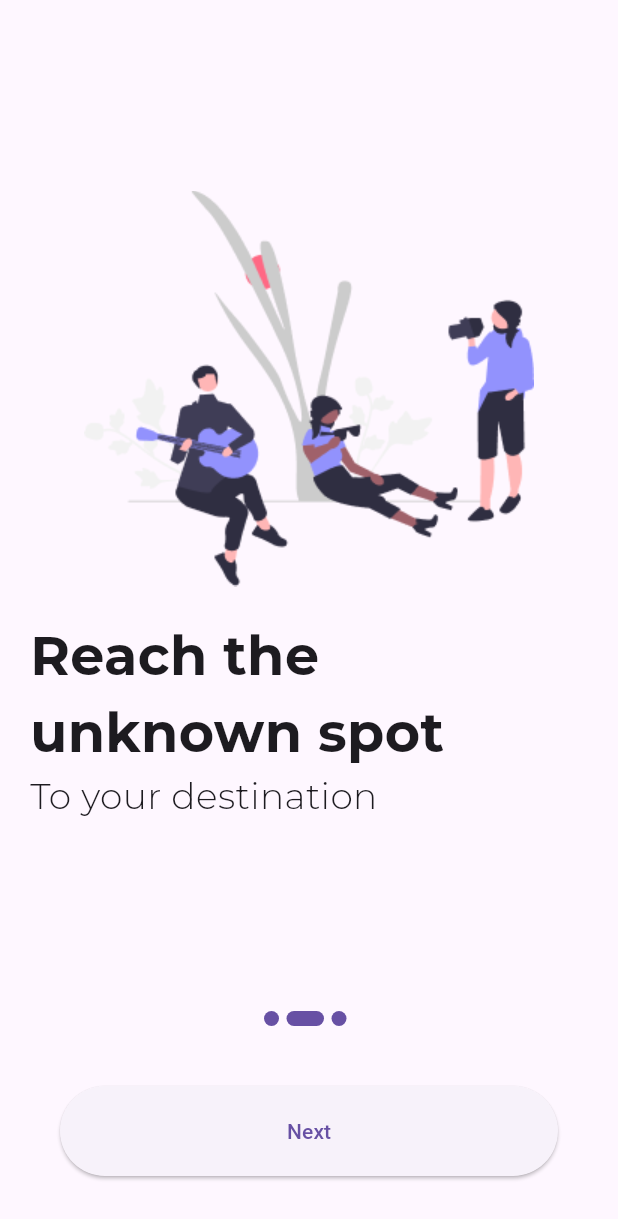
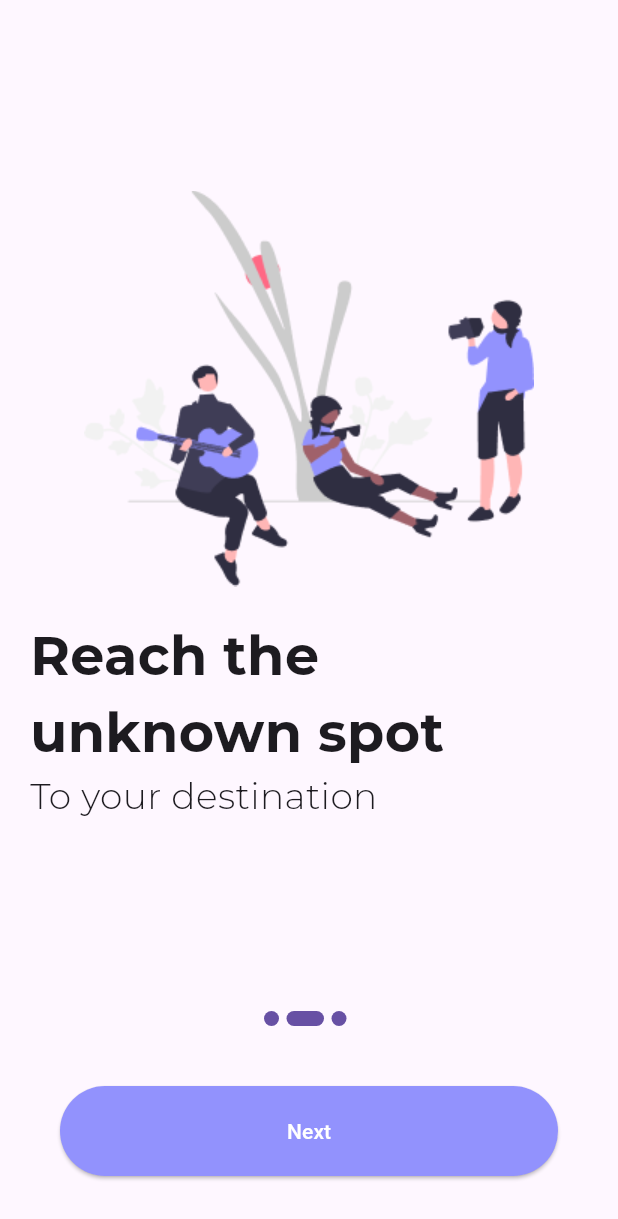
Before and after one commit to prayatnaaa/explora_app, a Flutter app: the screen it shows after launch, after a tap on "Next", on a phone screen of 412 x 824 dp. Shown: the top 1219 px of the screen. Run offline on Flutter 3.47's test engine with Material 3 defaults, Android fonts, the phone set to English and light mode, and no system bars; our stand-ins replace google_fonts.

Commit message:
making few changes to the data

```diff
--- a/lib/pages/onboard_page.dart
+++ b/lib/pages/onboard_page.dart
@@ -79,15 +79,19 @@ class _OnBoardPageState extends State<OnBoardPage> {
             margin: const EdgeInsets.all(40),
             width: double.infinity,
             child: ElevatedButton(
-              child:
-                  Text(currentIndex == data.length - 1 ? "Continue" : "Next"),
+              style: ElevatedButton.styleFrom(
+                  backgroundColor: const Color(0xFF9292FD)),
+              child: Text(
+                currentIndex == data.length - 1 ? "Continue" : "Next",
+                style: const TextStyle(color: Colors.white),
+              ),
               onPressed: () {
                 if (currentIndex == data.length - 1) {
                   Navigator.pushReplacement(context,
                       MaterialPageRoute(builder: (_) => const WelcomePage()));
                 }
                 _pageController.nextPage(
-                    duration: const Duration(seconds: 1),
+                    duration: const Duration(milliseconds: 100),
                     curve: Curves.bounceIn);
               },
             ),
```
